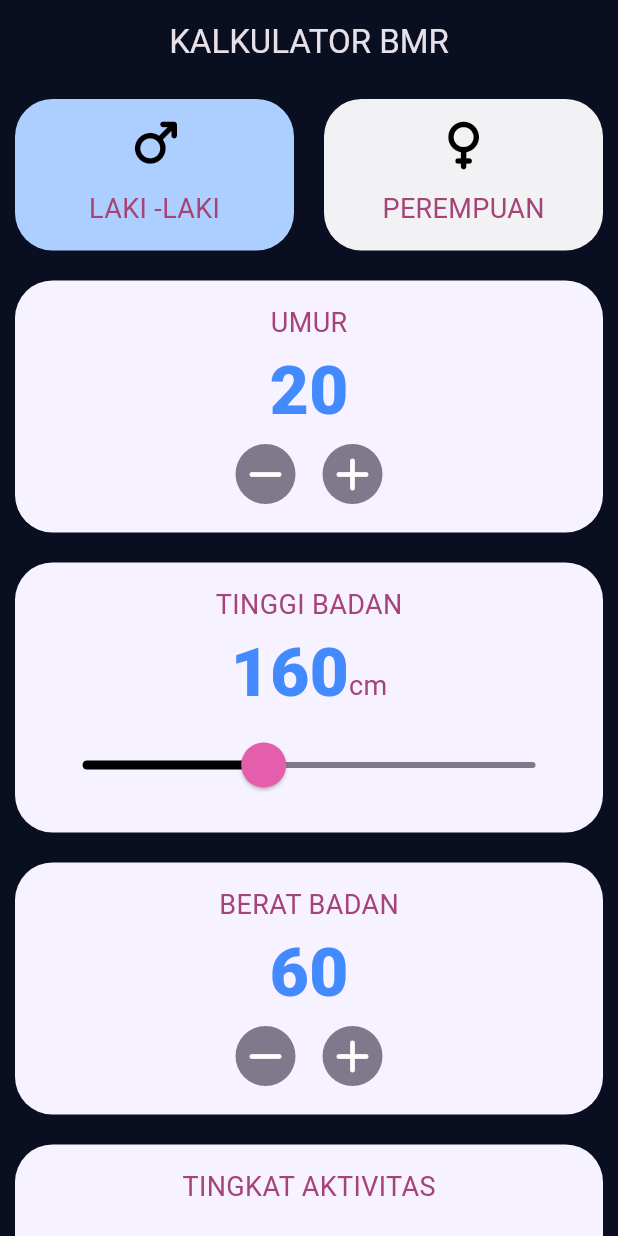
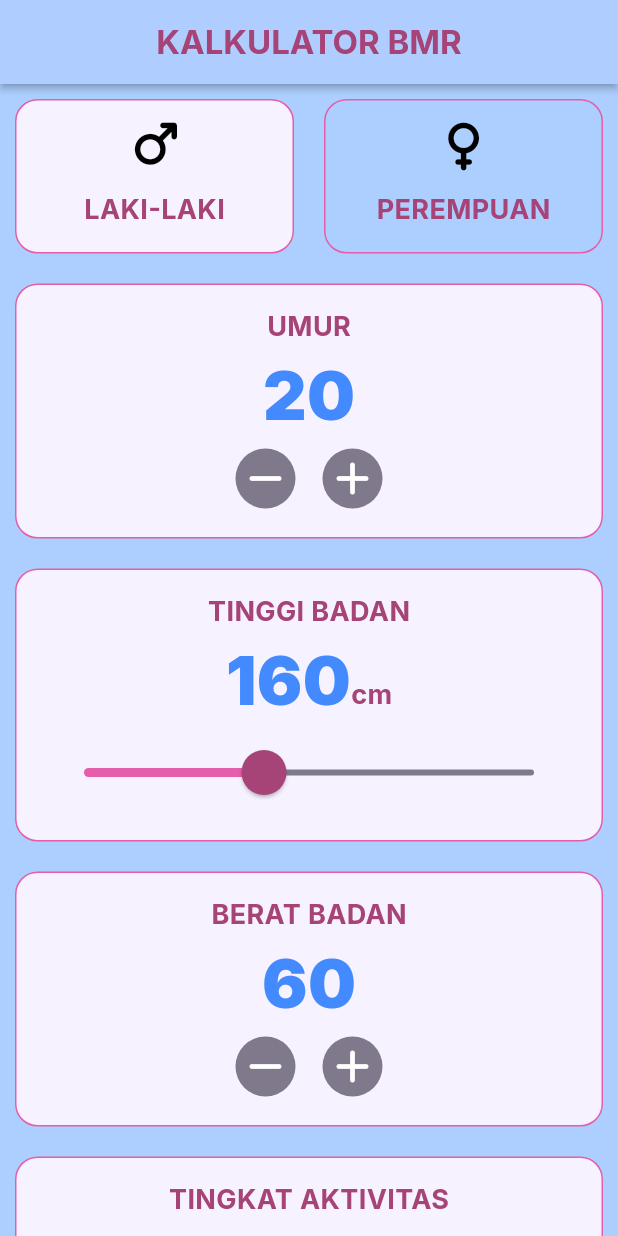
Before and after one commit to bloominsummer/bmr_calculator, a Flutter app: the screen it shows after launch, on a phone screen of 412 x 824 dp. Run offline on Flutter 3.47's test engine with Material 3 defaults, Android fonts, the phone set to English and light mode, and no system bars; our stand-ins replace font_awesome_flutter, google_fonts.

Commit message:
revisi tampilan

```diff
--- a/lib/components/custom_card.dart
+++ b/lib/components/custom_card.dart
@@ -16,7 +16,11 @@ class CustomCard extends StatelessWidget {
         padding: const EdgeInsets.all(15.0),
         decoration: BoxDecoration(
           color: color,
-          borderRadius: BorderRadius.circular(25.0),
+          borderRadius: BorderRadius.circular(15.0),
+          border: Border.all(
+            width: 1,
+            color: Color(0xFFE45EAB),
+          )
         ),
         child: cardChild,
       ),
--- a/lib/constants.dart
+++ b/lib/constants.dart
@@ -1,15 +1,19 @@
 import 'package:flutter/material.dart';
+import 'package:google_fonts/google_fonts.dart';
 
+/// Warna dan ukuran
 const activeCardColor = Color(0xFFF6F2FF);
-const inactiveCardColor = Color(0xFFC4B2E2);
+const inactiveCardColor = Color.fromARGB(255, 173, 207, 255);
 const bottomContainerHeight = 80.0;
 const bottomContainerColor = Color(0xFFE45EAB);
 
+/// Enum untuk jenis kelamin
 enum Gender {
   male,
   female,
 }
 
+/// Enum untuk tingkat aktivitas harian
 enum ActivityLevel {
   sedentary,    // Tidak aktif alias rebahan mulu
   light,        // 1-3x olahraga/minggu
@@ -18,33 +22,43 @@ enum ActivityLevel {
   veryActive,   // Aktivitas berat setiap hari
 }
 
-const labelTextStyle = TextStyle(
+/// Gaya Teks
+/// labelTextStyle: label tiap cards
+final labelTextStyle = GoogleFonts.inter(
   fontSize: 18.0,
   color: Color(0xFFA64377),
+  fontWeight: FontWeight.bold
 );
 
-const numberTextStyle = TextStyle(
+/// numberTextStyle: untuk angka besar spt berat, tinggi, umur
+final numberTextStyle = GoogleFonts.inter(
   fontSize: 45.0,
   color: Colors.blueAccent,
   fontWeight: FontWeight.w900,
 );
 
-const buttonTextStyle = TextStyle(
+/// buttonTextStyle: teks button
+final buttonTextStyle = GoogleFonts.inter(
   fontSize: 25,
   fontWeight: FontWeight.bold,
 );
 
-const resultTextStyle = TextStyle(
+/// resultTextStyle: angka hasil BMR/TDEE di laman result
+final resultTextStyle = GoogleFonts.inter(
   color: Color.fromARGB(255, 169, 11, 98),
-  fontSize: 30,
+  fontSize: 45,
   fontWeight: FontWeight.bold,
 );
 
-const informationTextStyle = TextStyle(
-  color: Color.fromARGB(255, 11, 11, 11),
-  fontSize: 22,
+/// informationTextStyle: teks penjelasan hasil BMR/TDEE di laman result
+final informationTextStyle = GoogleFonts.inter(
+  color: Colors.black,
+  fontSize: 14,
 );
-const bmrTextStyle = TextStyle(
-  fontSize: 100,
-  fontWeight: FontWeight.bold,
+
+/// dropdownTextStyle: teks pada item dropdown tingkat aktivitas
+final dropdownTextStyle = GoogleFonts.inter(
+  color: Color(0xFFE45EAB),
+  fontSize: 14,
+  fontWeight: FontWeight.w500
 );
--- a/lib/main.dart
+++ b/lib/main.dart
@@ -5,6 +5,7 @@ void main() {
   runApp(const MyApp());
 }
 
+/// Bersifat stateless karena tidak memiliki data yang berubah-ubah.
 class MyApp extends StatelessWidget {
   const MyApp({super.key});
 
@@ -12,16 +13,18 @@ class MyApp extends StatelessWidget {
   @override
   Widget build(BuildContext context) {
     return MaterialApp(
+      /// Tema aplikasi
       theme: ThemeData.dark().copyWith(
-        primaryColor: const Color(0xFF0A0E21),
-        scaffoldBackgroundColor: const Color(0xFF0A0E21),
+        primaryColor: const Color.fromARGB(255, 173, 207, 255),
+        scaffoldBackgroundColor: const Color.fromARGB(255, 173, 207, 255),
         appBarTheme: const AppBarTheme(
-          backgroundColor: Color(0xFF0A0E21),
+          backgroundColor:  Color.fromARGB(255, 173, 207, 255),
           centerTitle: true,
           elevation: 0.0,
         ),
       ),
-      home: InputPage(),
+      debugShowCheckedModeBanner: false,
+      home: InputPage(),    /// Halaman utama yg ditampilkan
     );
   }
 }
--- a/lib/pages/input_page.dart
+++ b/lib/pages/input_page.dart
@@ -7,6 +7,7 @@ import 'package:bmr_calculator/constants.dart';
 import 'package:bmr_calculator/pages/result_page.dart';
 import 'package:flutter/material.dart';
 import 'package:font_awesome_flutter/font_awesome_flutter.dart';
+import 'package:google_fonts/google_fonts.dart';
 
 class InputPage extends StatefulWidget {
   const InputPage({super.key});
@@ -25,22 +26,33 @@ class _InputPageState extends State<InputPage> {
   @override
   Widget build(BuildContext context) {
     return Scaffold(
-      appBar: AppBar(title: const Text('KALKULATOR BMR')),
-      body: SingleChildScrollView( // supaya tidak overflow
+      appBar: AppBar(
+        title: Text(
+          'KALKULATOR BMR',
+          style: GoogleFonts.inter(
+            color: Color(0xFFA64377),
+            fontWeight: FontWeight.w700,
+          ),
+        ),
+        elevation: 2,
+        shadowColor: Colors.black,
+      ),
+
+      body: SingleChildScrollView(  // supaya tidak overflow dan bisa scroll
         child: Column(
           crossAxisAlignment: CrossAxisAlignment.stretch,
           children: [
-            /// GENDER
+            /// =====GENDER=====
             Row(
               children: [
                 Expanded(
                   child: CustomCard(
                     color: selectedGender == Gender.male
-                        ? const Color.fromARGB(255, 173, 207, 255)
-                        : const Color.fromARGB(255, 242, 241, 243),
+                        ? activeCardColor
+                        : inactiveCardColor,
                     cardChild: const IconCard(
                       cardIcon: FontAwesomeIcons.mars,
-                      caption: 'LAKI -LAKI',
+                      caption: 'LAKI-LAKI',
                     ),
                     onPress: () {
                       setState(() {
@@ -52,8 +64,8 @@ class _InputPageState extends State<InputPage> {
                 Expanded(
                   child: CustomCard(
                     color: selectedGender == Gender.female
-                        ? const Color.fromARGB(255, 173, 207, 255)
-                        : const Color.fromARGB(255, 242, 241, 243),
+                        ? activeCardColor
+                        : inactiveCardColor,
                     cardChild: const IconCard(
                       cardIcon: FontAwesomeIcons.venus,
                       caption: 'PEREMPUAN',
@@ -68,13 +80,13 @@ class _InputPageState extends State<InputPage> {
               ],
             ),
 
-            /// AGE
+            /// =====UMUR=====
             CustomCard(
               color: activeCardColor,
               cardChild: Column(
                 mainAxisAlignment: MainAxisAlignment.center,
                 children: [
-                  const Text('UMUR', style: labelTextStyle),
+                  Text('UMUR', style: labelTextStyle),
                   Text(age.toString(), style: numberTextStyle),
                   Row(
                     mainAxisAlignment: MainAxisAlignment.center,
@@ -102,27 +114,27 @@ class _InputPageState extends State<InputPage> {
               ),
             ),
 
-            /// HEIGHT
+            /// =====TINGGI BADAN=====
             CustomCard(
               color: activeCardColor,
               cardChild: Column(
                 mainAxisAlignment: MainAxisAlignment.center,
                 children: [
-                  const Text('TINGGI BADAN', style: labelTextStyle),
+                  Text('TINGGI BADAN', style: labelTextStyle),
                   Row(
                     mainAxisAlignment: MainAxisAlignment.center,
                     crossAxisAlignment: CrossAxisAlignment.baseline,
                     textBaseline: TextBaseline.alphabetic,
                     children: [
                       Text(height.toString(), style: numberTextStyle),
-                      const Text('cm', style: labelTextStyle),
+                      Text('cm', style: labelTextStyle),
                     ],
                   ),
                   SliderTheme(
                     data: SliderTheme.of(context).copyWith(
-                      activeTrackColor: Colors.black,
+                      activeTrackColor: Color(0xFFE45EAB),
                       inactiveTrackColor: const Color(0xFF80798C),
-                      thumbColor: const Color(0xFFE45EAB),
+                      thumbColor: const Color(0xFFA64377),
                       thumbShape: const RoundSliderThumbShape(
                         enabledThumbRadius: 15.0,
                       ),
@@ -145,13 +157,13 @@ class _InputPageState extends State<InputPage> {
               ),
             ),
 
-            /// WEIGHT
+            /// =====BERAT BADAN=====
             CustomCard(
               color: activeCardColor,
               cardChild: Column(
                 mainAxisAlignment: MainAxisAlignment.center,
                 children: [
-                  const Text('BERAT BADAN', style: labelTextStyle),
+                  Text('BERAT BADAN', style: labelTextStyle),
                   Text(weight.toString(), style: numberTextStyle),
                   Row(
                     mainAxisAlignment: MainAxisAlignment.center,
@@ -179,37 +191,56 @@ class _InputPageState extends State<InputPage> {
               ),
             ),
 
-            /// ACTIVITY LEVEL DROPDOWN
+            /// =====DROPDOWN TINGKAT AKTIVITAS=====
             CustomCard(
               color: activeCardColor,
               cardChild: Column(
                 mainAxisAlignment: MainAxisAlignment.center,
                 children: [
-                  const Text('TINGKAT AKTIVITAS', style: labelTextStyle),
+                  Text('TINGKAT AKTIVITAS', style: labelTextStyle),
                   const SizedBox(height: 10),
                   DropdownButton<ActivityLevel>(
                     value: activityLevel,
+                    icon: const Icon(
+                      Icons.arrow_drop_down,
+                      color: Color(0xFFE45EAB),
+                    ),
                     dropdownColor: const Color.fromARGB(255, 173, 207, 255),
-                    items: const [
+                    items: [
                       DropdownMenuItem(
                         value: ActivityLevel.sedentary,
-                        child: Text('Aktivitas minimal', style: TextStyle(color: Color(0xFFE45EAB)),),
+                        child: Text(
+                          'Aktivitas minimal, Suka rebahan',
+                          style: dropdownTextStyle,
+                        ),
                       ),
                       DropdownMenuItem(
                         value: ActivityLevel.light,
-                        child: Text('Aktivitas ringan', style: TextStyle(color: Color(0xFFE45EAB)),),
+                        child: Text(
+                          'Aktivitas ringan, Olahraga 1-3 kali/minggu',
+                          style: dropdownTextStyle,
+                        ),
                       ),
                       DropdownMenuItem(
                         value: ActivityLevel.moderate,
-                        child: Text('Aktivitas menengah', style: TextStyle(color: Color(0xFFE45EAB)),),
+                        child: Text(
+                          'Aktivitas menengah, Olahraga 3-5 kali/minggu',
+                          style: dropdownTextStyle,
+                        ),
                       ),
                       DropdownMenuItem(
                         value: ActivityLevel.active,
-                        child: Text('Aktivitas berat', style: TextStyle(color: Color(0xFFE45EAB)),),
+                        child: Text(
+                          'Aktivitas berat, Olahraga 6-7 kali/minggu',
+                          style: dropdownTextStyle,
+                        ),
                       ),
                       DropdownMenuItem(
                         value: ActivityLevel.veryActive,
-                        child: Text('Pekerja fisik', style: TextStyle(color: Color(0xFFE45EAB)),),
+                        child: Text(
+                          'Pekerja fisik, Olahraga 2',
+                          style: dropdownTextStyle,
+                        ),
                       ),
                     ],
                     onChanged: (value) {
@@ -222,7 +253,7 @@ class _InputPageState extends State<InputPage> {
               ),
             ),
 
-            /// CALCULATE BUTTON
+            /// =====BUTTON HITUNG=====
             BottomButton(
               buttonTitle: 'HITUNG',
               onTap: () {
@@ -233,17 +264,16 @@ class _InputPageState extends State<InputPage> {
                   age: age,
                   activityLevel: activityLevel,
                 );
-                String result = cal.calculateBMR();
+                cal.calculateBMR();
+                double result = cal.calculateTDEE(activityLevel);
                 String information = cal.getInterpretation(activityLevel);
 
+                // Navigasi ke halaman result
                 Navigator.push(
                   context,
                   MaterialPageRoute(
-                    builder: (context) => ResultPage(
-                      result: result,
-                      information: information,
-
-                    ),
+                    builder: (context) =>
+                        ResultPage(result: result.toStringAsFixed(0), information: information),
                   ),
                 );
               },
--- a/pubspec.yaml
+++ b/pubspec.yaml
@@ -35,6 +35,7 @@ dependencies:
   # Use with the CupertinoIcons class for iOS style icons.
   cupertino_icons: ^1.0.8
   font_awesome_flutter: ^10.6.0
+  google_fonts: ^6.3.2
 
 dev_dependencies:
   flutter_test:
```
Also changed, not shown: lib/calculator.dart (+38 -18 lines), lib/pages/result_page.dart (+38 -21 lines), pubspec.lock, 1 other file.
